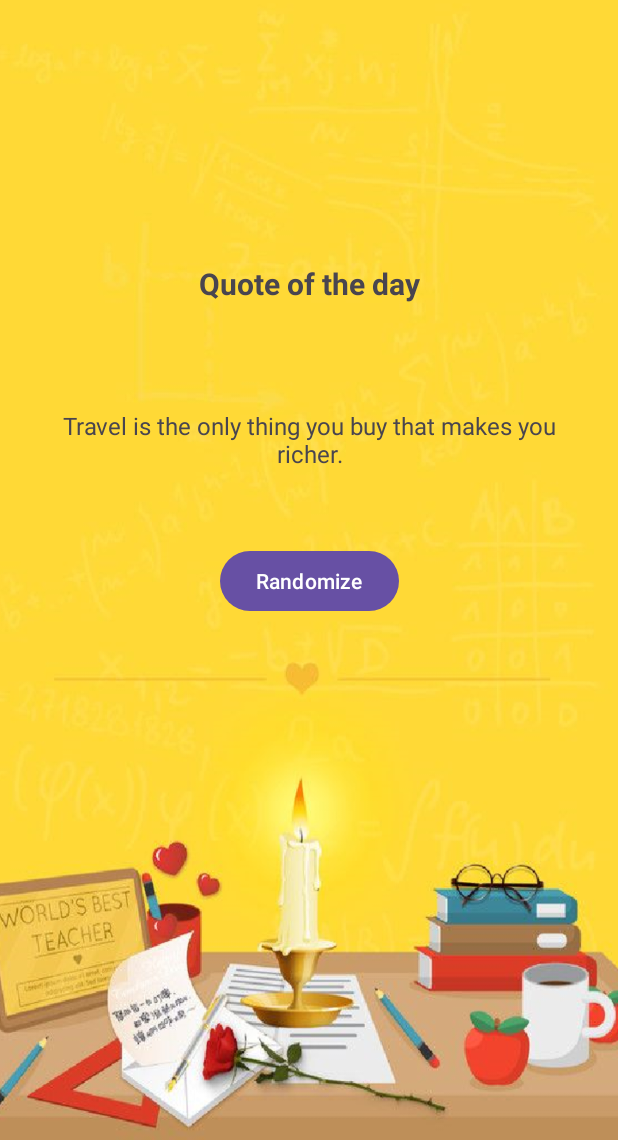
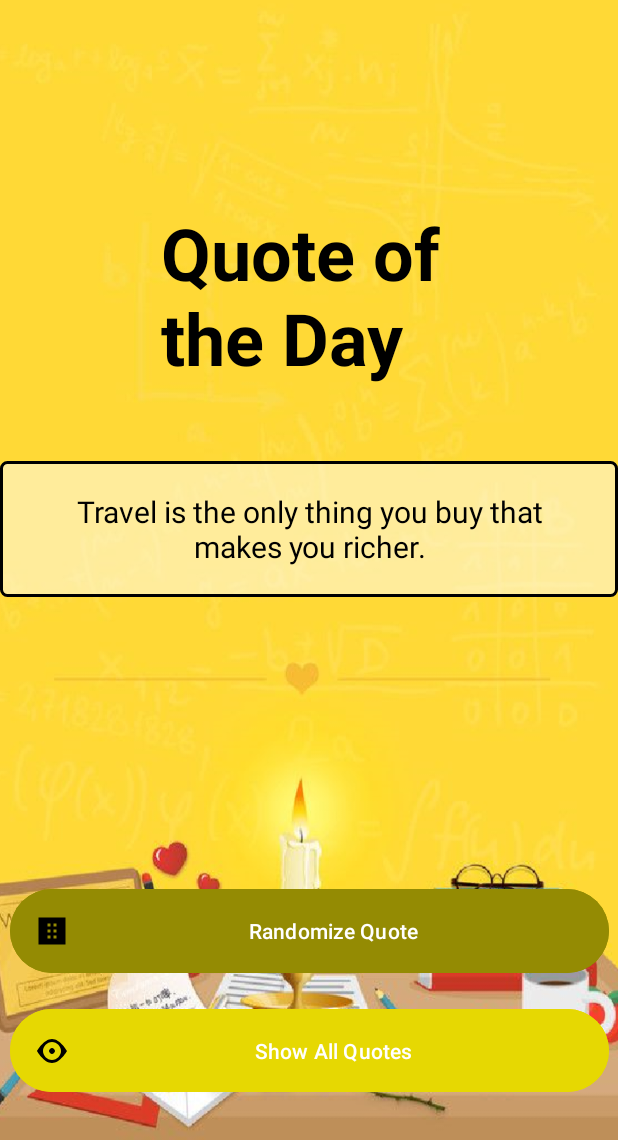
Before and after one commit to MoonSlay/NavigationDrawerLesson, an Android app: the screen it shows after launch (MainActivity), on a phone screen of 412 x 824 dp, the part 96-1236 px from its top. Run offline under Robolectric (Android 15) with nearby library versions, the phone set to English and light mode, and no system bars.

Commit message:
added automatic quote generate on view create on each fragment and edited the ui for each fragment

```diff
--- /dev/null
+++ b/app/src/main/res/drawable/transparent_background.xml
@@ -0,0 +1,11 @@
+<?xml version="1.0" encoding="utf-8"?>
+<shape xmlns:android="http://schemas.android.com/apk/res/android">
+    <solid android:color="#80FFFFFF" /> <!-- Background color -->
+
+    <stroke
+        android:width="2dp"
+        android:color="@android:color/black" /> <!-- Outline color -->
+
+    <corners android:radius="4dp" /> <!-- Rounded corners -->
+
+</shape>
--- a/app/src/main/res/layout/fragment_quotes_of_the_day.xml
+++ b/app/src/main/res/layout/fragment_quotes_of_the_day.xml
@@ -1,45 +1,70 @@
 <?xml version="1.0" encoding="utf-8"?>
 <androidx.constraintlayout.widget.ConstraintLayout xmlns:android="http://schemas.android.com/apk/res/android"
     xmlns:app="http://schemas.android.com/apk/res-auto"
+    xmlns:tools="http://schemas.android.com/tools"
     android:layout_width="match_parent"
     android:layout_height="match_parent"
     android:background="@drawable/day">
 
     <TextView
         android:id="@+id/textView2"
+        style="@style/TitleText"
         android:layout_width="wrap_content"
         android:layout_height="wrap_content"
-        android:text="Quote of the day"
-        android:textSize="20sp"
-        android:textStyle="bold"
-        app:layout_constraintBottom_toBottomOf="parent"
+        android:text="Quote of \nthe Day"
+        android:textColor="@android:color/black"
+        app:layout_constraintBottom_toTopOf="@+id/txtQuoteOfTheDay"
         app:layout_constraintEnd_toEndOf="parent"
         app:layout_constraintStart_toStartOf="parent"
         app:layout_constraintTop_toTopOf="parent"
-        app:layout_constraintVertical_bias="0.3" />
+        app:layout_constraintVertical_bias="0.0" />
 
     <TextView
         android:id="@+id/txtQuoteOfTheDay"
+        style="@style/QuoteText"
         android:layout_width="wrap_content"
         android:layout_height="wrap_content"
         android:layout_marginTop="50dp"
+        android:background="@drawable/transparent_background"
         android:padding="20dp"
-        android:textSize="16sp"
         android:textAlignment="center"
-        android:text="In all the world, there is no heart for me like yours. In all the world, there is no love for you like mine. - Maya Angelou"
+        android:textColor="@android:color/black"
         app:layout_constraintEnd_toEndOf="parent"
         app:layout_constraintStart_toStartOf="parent"
         app:layout_constraintTop_toBottomOf="@+id/textView2" />
 
-    <!-- Add Randomize Button -->
-    <Button
-        android:id="@+id/btnRandomize"
-        android:layout_width="wrap_content"
-        android:layout_height="wrap_content"
-        android:text="Randomize"
-        app:layout_constraintTop_toBottomOf="@+id/txtQuoteOfTheDay"
+    <LinearLayout
+        android:id="@+id/layout_buttons"
+        android:layout_width="399dp"
+        android:layout_height="143dp"
+        android:layout_marginBottom="28dp"
+        android:orientation="vertical"
+        app:layout_constraintBottom_toBottomOf="parent"
         app:layout_constraintEnd_toEndOf="parent"
-        app:layout_constraintStart_toStartOf="parent"
-        android:layout_marginTop="30dp" />
+        app:layout_constraintStart_toStartOf="parent">
+
+        <!-- Add Randomize Button -->
+        <Button
+            android:id="@+id/btnRandomize"
+            android:layout_width="match_parent"
+            android:layout_height="wrap_content"
+            android:backgroundTint="#948b03"
+            android:drawableLeft="@drawable/ic_random"
+            android:padding="16dp"
+            android:text="Randomize Quote"
+            android:textColor="@android:color/white" />
+
+        <!-- Add Show All Quotes Button -->
+        <Button
+            android:id="@+id/btnShowAllQuotes"
+            android:layout_width="match_parent"
+            android:layout_height="wrap_content"
+            android:layout_marginTop="16dp"
+            android:backgroundTint="#e6d802"
+            android:drawableLeft="@drawable/ic_show"
+            android:padding="16dp"
+            android:text="Show All Quotes"
+            android:textColor="@android:color/white" />
+    </LinearLayout>
 
 </androidx.constraintlayout.widget.ConstraintLayout>
--- a/app/src/main/res/values/colors.xml
+++ b/app/src/main/res/values/colors.xml
@@ -2,4 +2,7 @@
 <resources>
     <color name="black">#FF000000</color>
     <color name="white">#FFFFFFFF</color>
+    <color name="purple_500">#6200EE</color>
+    <color name="purple_700">#3700B3</color>
+    <color name="purple_200">#BB86FC</color>
 </resources>
--- /dev/null
+++ b/app/src/main/res/values/styles.xml
@@ -0,0 +1,30 @@
+<?xml version="1.0" encoding="utf-8"?>
+<resources>
+
+    <!-- Base application theme -->
+    <style name="AppTheme" parent="Theme.MaterialComponents.DayNight.DarkActionBar">
+        <!-- Customize your theme here -->
+        <item name="colorPrimary">@color/purple_500</item>
+        <item name="colorPrimaryVariant">@color/purple_700</item>
+        <item name="colorOnPrimary">@android:color/white</item>
+        <item name="colorSecondary">@color/purple_200</item>
+        <item name="colorOnSecondary">@android:color/black</item>
+    </style>
+
+    <!-- Custom style for Title -->
+    <style name="TitleText">
+        <item name="android:textColor">@android:color/white</item>
+        <item name="android:textSize">48sp</item> <!-- Twice as big -->
+        <item name="android:textStyle">bold</item>
+        <item name="android:layout_marginTop">200dp</item>
+    </style>
+
+    <!-- Custom style for Quotes -->
+    <style name="QuoteText">
+        <item name="android:textColor">@android:color/white</item>
+        <item name="android:textSize">20sp</item>
+        <item name="android:padding">20dp</item>
+        <item name="android:textAlignment">center</item>
+    </style>
+
+</resources>
```
Also changed, not shown: app/src/main/java/ph/edu/auf/navigationdrawerlesson/fragments/FunnyQuotesFragment.kt (+8 -0 lines), app/src/main/java/ph/edu/auf/navigationdrawerlesson/fragments/HistoricalQuotesFragment.kt (+8 -0 lines), app/src/main/java/ph/edu/auf/navigationdrawerlesson/fragments/InspirationalQuotesFragment.kt (+8 -0 lines), app/src/main/java/ph/edu/auf/navigationdrawerlesson/fragments/LoveQuotesFragment.kt (+8 -0 lines), app/src/main/java/ph/edu/auf/navigationdrawerlesson/fragments/MotivationalQuotesFragment.kt (+9 -1 lines), app/src/main/java/ph/edu/auf/navigationdrawerlesson/fragments/QuotesOfTheDayFragment.kt (+25 -0 lines), app/src/main/java/ph/edu/auf/navigationdrawerlesson/fragments/TravelQuotesFragment.kt (+8 -0 lines), app/src/main/res/layout/fragment_fave_quotes.xml (+19 -20 lines), app/src/main/res/layout/fragment_funny_quotes.xml (+20 -23 lines), app/src/main/res/layout/fragment_historical_quotes.xml (+20 -20 lines), app/src/main/res/layout/fragment_inspirational_quotes.xml (+17 -20 lines), app/src/main/res/layout/fragment_love_quotes.xml (+18 -20 lines), app/src/main/res/layout/fragment_motivational_quotes.xml (+18 -20 lines), app/src/main/res/layout/fragment_travel_quotes.xml (+8 -9 lines), 1 more files.
